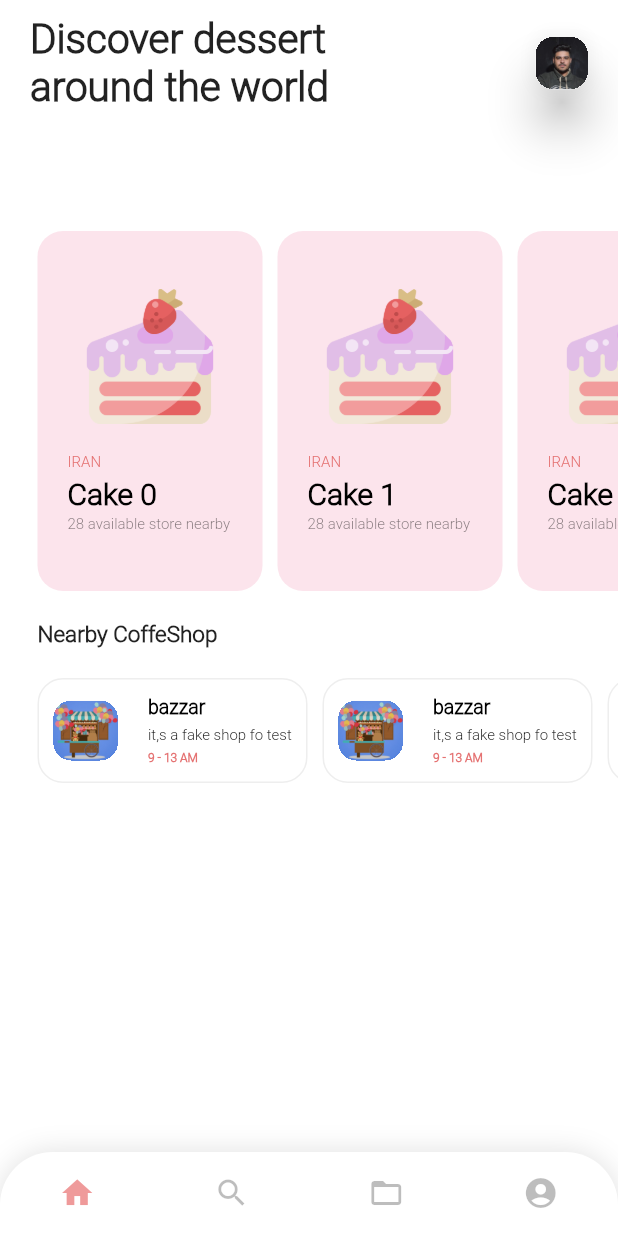
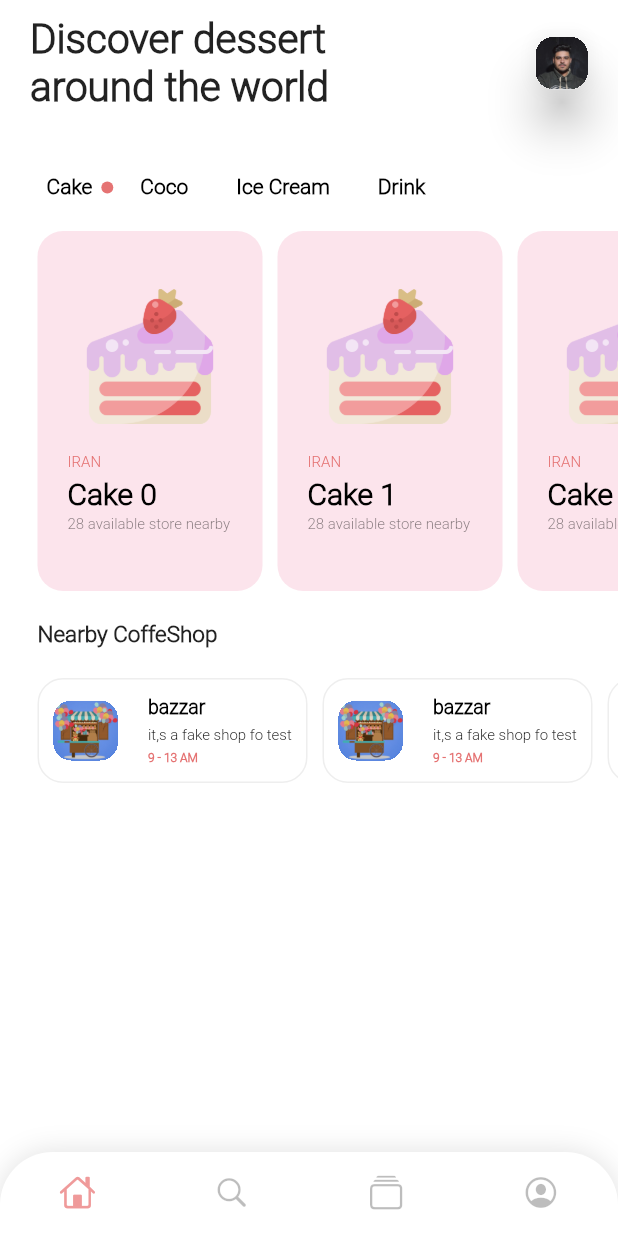
Before and after one commit to mahmoud-eslami/dessert_time, a Flutter app: the screen it shows after launch, on a phone screen of 412 x 824 dp. Run offline on Flutter 3.47's test engine with Material 2 defaults, Android fonts, the phone set to English and light mode, and no system bars; our stand-ins replace bloc, dio, equatable, flutter_bloc; network calls fail.

Commit message:
replace cupertino icon in bottom navigation

```diff
--- a/lib/pages/main_page.dart
+++ b/lib/pages/main_page.dart
@@ -2,6 +2,7 @@
 import 'package:dessert_time/pages/discovery.dart';
 import 'package:dessert_time/pages/profile_page.dart';
 import 'package:dessert_time/pages/search_page.dart';
+import 'package:flutter/cupertino.dart';
 import 'package:flutter/material.dart';
 import 'package:dessert_time/resource/colors.dart';
 
@@ -60,7 +61,7 @@
                 '',
               ),
               icon: Icon(
-                Icons.home,
+                CupertinoIcons.home,
               ),
             ),
             BottomNavigationBarItem(
@@ -68,7 +69,7 @@
                 '',
               ),
               icon: Icon(
-                Icons.search,
+                CupertinoIcons.search,
               ),
             ),
             BottomNavigationBarItem(
@@ -76,7 +77,7 @@
                 '',
               ),
               icon: Icon(
-                Icons.folder_open,
+                CupertinoIcons.collections,
               ),
             ),
             BottomNavigationBarItem(
@@ -84,7 +85,7 @@
                 '',
               ),
               icon: Icon(
-                Icons.account_circle,
+                CupertinoIcons.profile_circled,
               ),
             ),
           ],
```
